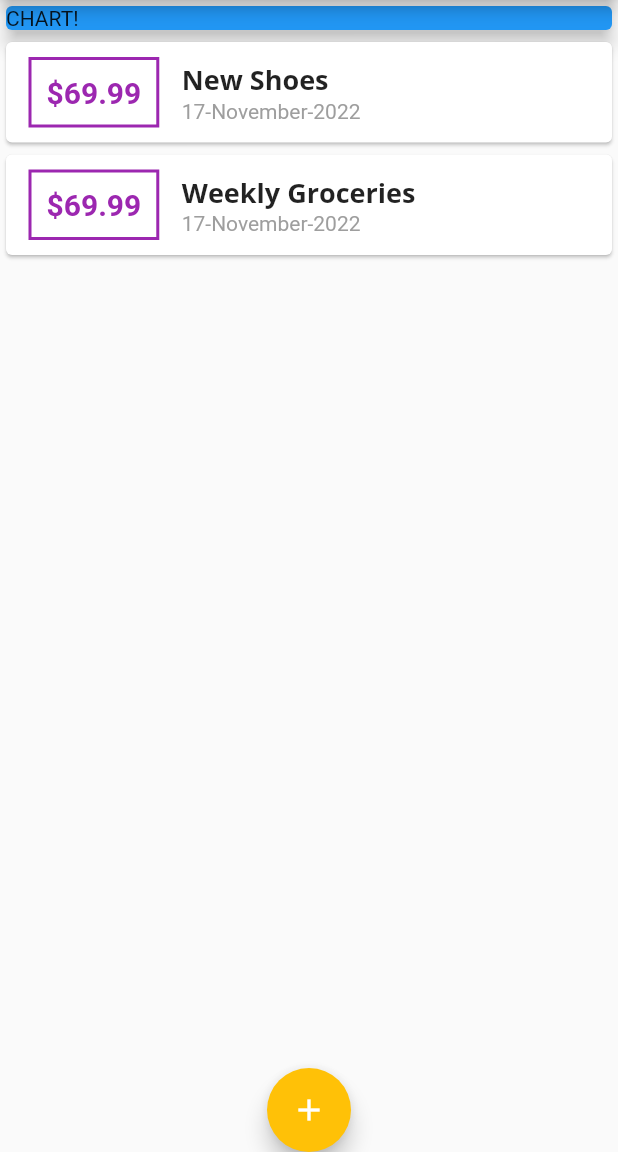
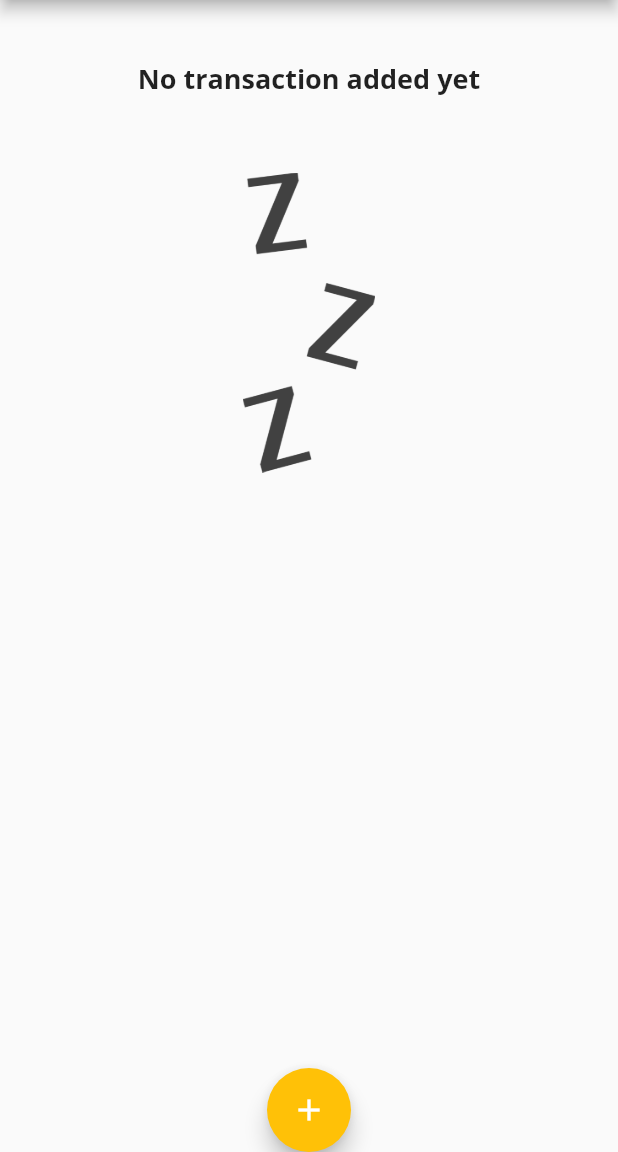
Before and after one commit to IvanSetiawan2001/Expenses_app, a Flutter app: the screen it shows after launch, on a phone screen of 412 x 824 dp, the part 84-1236 px from its top. Run offline on Flutter 3.47's test engine with Material 2 defaults, Android fonts, the phone set to English and light mode, and no system bars.

Commit message:
Deriving recent transactions

```diff
--- /dev/null
+++ b/lib/Widgets/chart.dart
@@ -0,0 +1,47 @@
+import 'package:flutter/material.dart';
+import 'package:flutter_complete_guide/Models/transaction.dart';
+import 'package:intl/intl.dart';
+
+class Chart extends StatelessWidget {
+  final List<Transaction> recentTransactions;
+
+  Chart(this.recentTransactions);
+
+  List<Map<String, Object>> get groupedTransactionValues {
+    return List.generate(7, (index) {
+      final weekDay = DateTime.now().subtract(Duration(days: index));
+      double totalSum = 0;
+
+      print(
+          'masuk & recentTransactions. length = ${recentTransactions.length}');
+      for (int a = 0; a < recentTransactions.length; a++) {
+        if (recentTransactions[a].date!.day == weekDay.day &&
+            recentTransactions[a].date!.month == weekDay.month &&
+            recentTransactions[a].date!.year == weekDay.year) {
+          totalSum += recentTransactions[a].amount!;
+        }
+      }
+
+      print(DateFormat('dd-MMMM-yyyy').format(weekDay));
+      print(totalSum);
+
+      return {
+        'day': DateFormat.E().format(weekDay),
+        'amount': totalSum,
+      };
+    });
+    //generate a list with 7 item
+  }
+
+  @override
+  Widget build(BuildContext context) {
+    print(groupedTransactionValues);
+    return Card(
+      elevation: 6,
+      margin: EdgeInsets.all(20),
+      child: Row(
+        children: [],
+      ),
+    );
+  }
+}
--- a/lib/Widgets/new_transaction.dart
+++ b/lib/Widgets/new_transaction.dart
@@ -21,6 +21,7 @@ class _NewTransactionState extends State<NewTransaction> {
     if (enteredTitle.isEmpty || enteredAmount <= 0) {
       return;
     }
+
     widget.addNewTransaction(
         titleController.text, double.parse(amountController.text));
 
--- a/lib/Widgets/transaction_list.dart
+++ b/lib/Widgets/transaction_list.dart
@@ -12,7 +12,26 @@ class TransactionList extends StatelessWidget {
   Widget build(BuildContext context) {
     return Container(
       height: 300,
-      child: ListView.builder(
+      child: _userTransaction.isEmpty
+          ? Column(
+              children: [
+                Text(
+                  'No transaction added yet',
+                  style: Theme.of(context).textTheme.headline6,
+                ),
+                SizedBox(
+                  height: 50,
+                ),
+                Container(
+                  height: 200,
+                  child: Image.asset(
+                    'assets/image/waiting.png',
+                    fit: BoxFit.cover,
+                  ),
+                )
+              ],
+            )
+          : ListView.builder(
               itemBuilder: (ctx, index) {
                 return Card(
                   child: Row(
--- a/lib/main.dart
+++ b/lib/main.dart
@@ -1,4 +1,5 @@
 import 'package:flutter/material.dart';
+import 'package:flutter_complete_guide/Widgets/chart.dart';
 import 'package:flutter_complete_guide/Widgets/transaction_list.dart';
 import '../Widgets/new_transaction.dart';
 import '../Widgets/transaction_list.dart';
@@ -54,19 +55,29 @@ class _MyHomePageState extends State<MyHomePage> {
   final amountController = TextEditingController();
 
   final List<Transaction> _userTransaction = [
-    Transaction(
-      id: 't1',
-      title: 'New Shoes',
-      amount: 69.99,
-      date: DateTime.now(),
-    ),
-    Transaction(
-      id: 't2',
-      title: 'Weekly Groceries',
-      amount: 69.99,
-      date: DateTime.now(),
-    ),
+    // Transaction(
+    //   id: 't1',
+    //   title: 'New Shoes',
+    //   amount: 69.99,
+    //   date: DateTime.now(),
+    // ),
+    // Transaction(
+    //   id: 't2',
+    //   title: 'Weekly Groceries',
+    //   amount: 69.99,
+    //   date: DateTime.now(),
+    // ),
   ];
+
+  List<Transaction> get _recentTransaction {
+    return _userTransaction
+        .where(
+          (element) => element.date!.isAfter(
+            DateTime.now().subtract(Duration(days: 7)),
+          ),
+        )
+        .toList();
+  }
 
   void _addNewTransaction(String TxTitle, double TxAmount) {
     final newTx = Transaction(
@@ -109,14 +120,7 @@ class _MyHomePageState extends State<MyHomePage> {
           mainAxisAlignment: MainAxisAlignment.start,
           crossAxisAlignment: CrossAxisAlignment.stretch,
           children: [
-            Container(
-              width: double.infinity,
-              child: Card(
-                color: Colors.blue,
-                child: Text('CHART!'),
-                elevation: 5,
-              ),
-            ),
+            Chart(_recentTransaction),
             TransactionList(_userTransaction)
           ],
         ),
--- a/pubspec.yaml
+++ b/pubspec.yaml
@@ -60,9 +60,8 @@ flutter:
   uses-material-design: true
 
   # To add assets to your application, add an assets section, like this:
-  # assets:
-  #   - images/a_dot_burr.jpeg
-  #   - images/a_dot_ham.jpeg
+  assets:
+    - assets/image/waiting.png
 
   # An image asset can refer to one or more resolution-specific "variants", see
   # https://flutter.dev/assets-and-images/#resolution-aware
```
Also changed, not shown: assets/image/waiting.png (added). Lines whose indentation alone changed are shown as unchanged.
